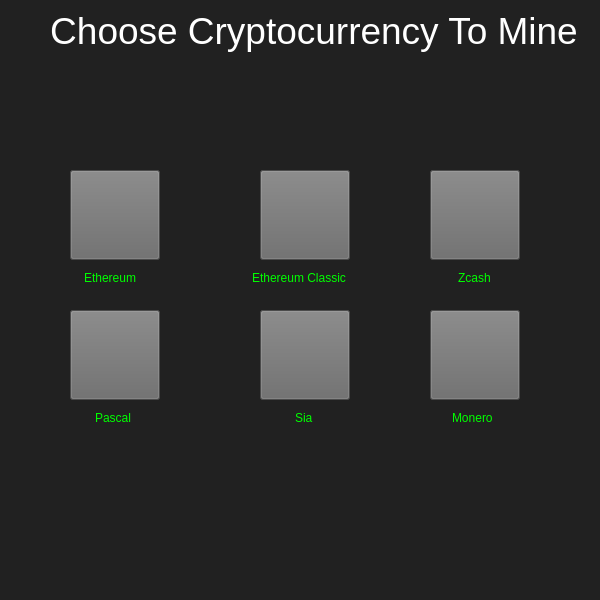
Old version of the form Mr.Mining/MikeTheMiner/ChooseCurrency.ui in the repository patel344/Mr.Miner.
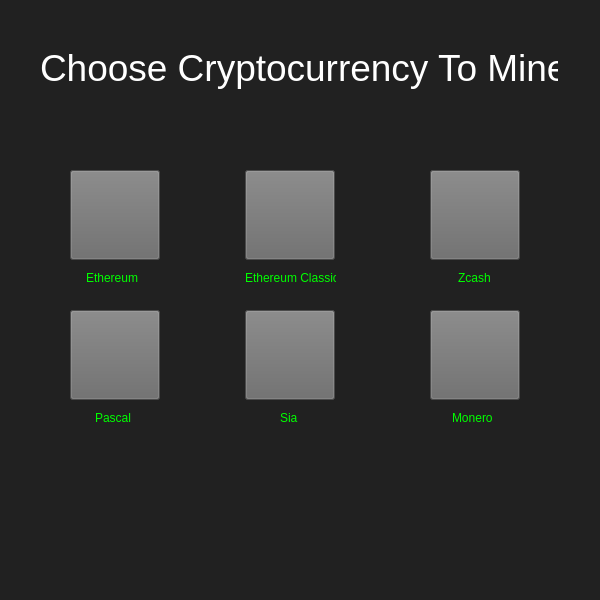
New version of the form. Icons and pictures are not drawn.

```diff
--- a/Mr.Mining/MikeTheMiner/ChooseCurrency.ui
+++ b/Mr.Mining/MikeTheMiner/ChooseCurrency.ui
@@ -52,7 +52,7 @@
   <widget class="QPushButton" name="ethereum_classic">
    <property name="geometry">
     <rect>
-     <x>260</x>
+     <x>245</x>
      <y>170</y>
      <width>90</width>
      <height>90</height>
@@ -130,7 +130,7 @@
   <widget class="QPushButton" name="sia">
    <property name="geometry">
     <rect>
-     <x>260</x>
+     <x>245</x>
      <y>310</y>
      <width>90</width>
      <height>90</height>
@@ -182,7 +182,7 @@
   <widget class="QLabel" name="label_2">
    <property name="geometry">
     <rect>
-     <x>84</x>
+     <x>86</x>
      <y>270</y>
      <width>61</width>
      <height>16</height>
@@ -198,9 +198,9 @@
   <widget class="QLabel" name="label_3">
    <property name="geometry">
     <rect>
-     <x>252</x>
+     <x>245</x>
      <y>270</y>
-     <width>111</width>
+     <width>91</width>
      <height>16</height>
     </rect>
    </property>
@@ -246,7 +246,7 @@
   <widget class="QLabel" name="label_6">
    <property name="geometry">
     <rect>
-     <x>295</x>
+     <x>280</x>
      <y>410</y>
      <width>21</width>
      <height>16</height>
@@ -275,21 +275,15 @@
     <string>Monero</string>
    </property>
   </widget>
-  <widget class="QWidget" name="verticalLayoutWidget">
-   <property name="geometry">
-    <rect>
-     <x>50</x>
-     <y>10</y>
-     <width>481</width>
-     <height>80</height>
-    </rect>
-   </property>
-   <layout class="QVBoxLayout" name="verticalLayout_3">
-    <property name="sizeConstraint">
-     <enum>QLayout::SetFixedSize</enum>
-    </property>
-    <item>
      <widget class="QLabel" name="label">
+   <property name="geometry">
+    <rect>
+     <x>40</x>
+     <y>30</y>
+     <width>518</width>
+     <height>78</height>
+    </rect>
+   </property>
       <property name="font">
        <font>
         <pointsize>28</pointsize>
@@ -304,9 +298,6 @@
       <property name="alignment">
        <set>Qt::AlignCenter</set>
       </property>
-     </widget>
-    </item>
-   </layout>
   </widget>
  </widget>
  <resources>
```
Lines whose indentation alone changed are shown as unchanged.
